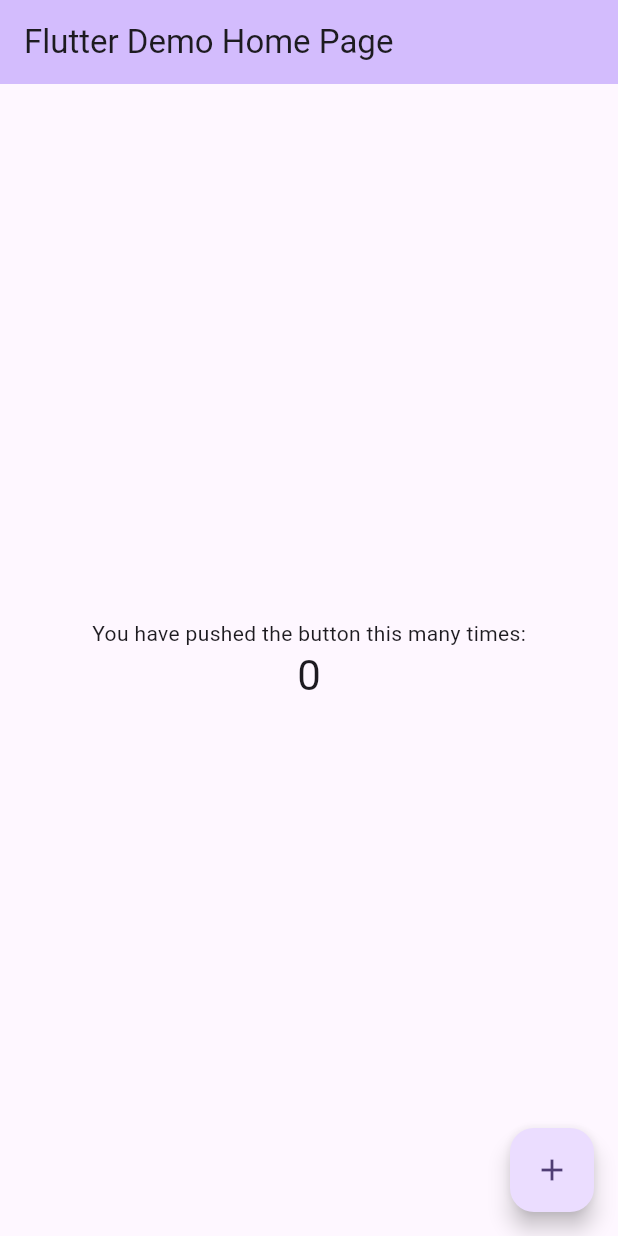
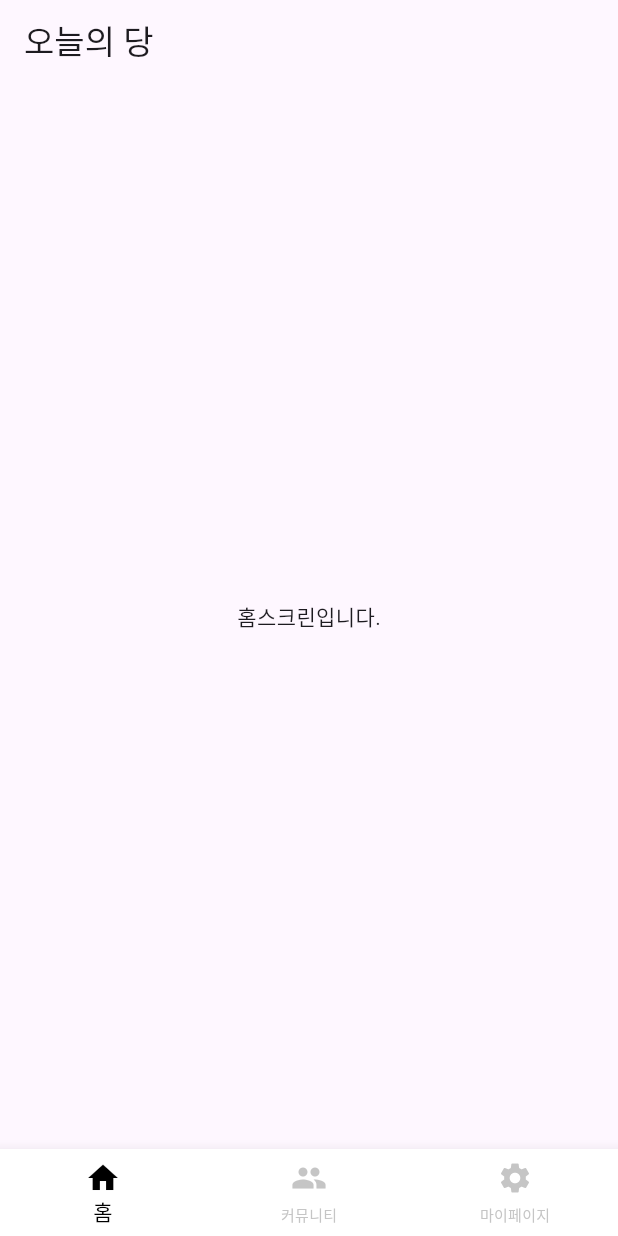
Before and after one commit to dbsgmlduf/diabetesNote, a Flutter app: the screen it shows after launch, on a phone screen of 412 x 824 dp. Run offline on Flutter 3.47's test engine with Material 3 defaults, Android fonts, the phone set to English and light mode, and no system bars; our stand-ins replace get.

Commit message:
page 프레임 작성_하단 네비게이터, 페이지 분리

```diff
--- a/client/lib/main.dart
+++ b/client/lib/main.dart
@@ -1,4 +1,6 @@
+import 'package:client/landingpage.dart';
 import 'package:flutter/material.dart';
+import 'package:get/get.dart';
 
 void main() {
   runApp(const MyApp());
@@ -6,120 +8,11 @@ void main() {
 
 class MyApp extends StatelessWidget {
   const MyApp({super.key});
-
   // This widget is the root of your application.
   @override
   Widget build(BuildContext context) {
-    return MaterialApp(
-      title: 'Flutter Demo',
-      theme: ThemeData(
-        // This is the theme of your application.
-        //
-        // TRY THIS: Try running your application with "flutter run". You'll see
-        // the application has a purple toolbar. Then, without quitting the app,
-        // try changing the seedColor in the colorScheme below to Colors.green
-        // and then invoke "hot reload" (save your changes or press the "hot
-        // reload" button in a Flutter-supported IDE, or press "r" if you used
-        // the command line to start the app).
-        //
-        // Notice that the counter didn't reset back to zero; the application
-        // state is not lost during the reload. To reset the state, use hot
-        // restart instead.
-        //
-        // This works for code too, not just values: Most code changes can be
-        // tested with just a hot reload.
-        colorScheme: ColorScheme.fromSeed(seedColor: Colors.deepPurple),
-        useMaterial3: true,
-      ),
-      home: const MyHomePage(title: 'Flutter Demo Home Page'),
+    return GetMaterialApp(
+      home: Landingpage(),
     );
   }
 }
-
-class MyHomePage extends StatefulWidget {
-  const MyHomePage({super.key, required this.title});
-
-  // This widget is the home page of your application. It is stateful, meaning
-  // that it has a State object (defined below) that contains fields that affect
-  // how it looks.
-
-  // This class is the configuration for the state. It holds the values (in this
-  // case the title) provided by the parent (in this case the App widget) and
-  // used by the build method of the State. Fields in a Widget subclass are
-  // always marked "final".
-
-  final String title;
-
-  @override
-  State<MyHomePage> createState() => _MyHomePageState();
-}
-
-class _MyHomePageState extends State<MyHomePage> {
-  int _counter = 0;
-
-  void _incrementCounter() {
-    setState(() {
-      // This call to setState tells the Flutter framework that something has
-      // changed in this State, which causes it to rerun the build method below
-      // so that the display can reflect the updated values. If we changed
-      // _counter without calling setState(), then the build method would not be
-      // called again, and so nothing would appear to happen.
-      _counter++;
-    });
-  }
-
-  @override
-  Widget build(BuildContext context) {
-    // This method is rerun every time setState is called, for instance as done
-    // by the _incrementCounter method above.
-    //
-    // The Flutter framework has been optimized to make rerunning build methods
-    // fast, so that you can just rebuild anything that needs updating rather
-    // than having to individually change instances of widgets.
-    return Scaffold(
-      appBar: AppBar(
-        // TRY THIS: Try changing the color here to a specific color (to
-        // Colors.amber, perhaps?) and trigger a hot reload to see the AppBar
-        // change color while the other colors stay the same.
-        backgroundColor: Theme.of(context).colorScheme.inversePrimary,
-        // Here we take the value from the MyHomePage object that was created by
-        // the App.build method, and use it to set our appbar title.
-        title: Text(widget.title),
-      ),
-      body: Center(
-        // Center is a layout widget. It takes a single child and positions it
-        // in the middle of the parent.
-        child: Column(
-          // Column is also a layout widget. It takes a list of children and
-          // arranges them vertically. By default, it sizes itself to fit its
-          // children horizontally, and tries to be as tall as its parent.
-          //
-          // Column has various properties to control how it sizes itself and
-          // how it positions its children. Here we use mainAxisAlignment to
-          // center the children vertically; the main axis here is the vertical
-          // axis because Columns are vertical (the cross axis would be
-          // horizontal).
-          //
-          // TRY THIS: Invoke "debug painting" (choose the "Toggle Debug Paint"
-          // action in the IDE, or press "p" in the console), to see the
-          // wireframe for each widget.
-          mainAxisAlignment: MainAxisAlignment.center,
-          children: <Widget>[
-            const Text(
-              'You have pushed the button this many times:',
-            ),
-            Text(
-              '$_counter',
-              style: Theme.of(context).textTheme.headlineMedium,
-            ),
-          ],
-        ),
-      ),
-      floatingActionButton: FloatingActionButton(
-        onPressed: _incrementCounter,
-        tooltip: 'Increment',
-        child: const Icon(Icons.add),
-      ), // This trailing comma makes auto-formatting nicer for build methods.
-    );
-  }
-}
--- /dev/null
+++ b/client/lib/mainPages/homescreen.dart
@@ -0,0 +1,16 @@
+import 'package:flutter/material.dart';
+
+class Homescreen extends StatefulWidget{
+  @override
+  _HomeScreenState createState() => _HomeScreenState();
+}
+
+class _HomeScreenState extends State<Homescreen>{
+  @override
+  Widget build(BuildContext context){
+    return Container(
+      alignment: Alignment.center,
+      child: Text("홈스크린입니다."),
+    );
+  }
+}
--- /dev/null
+++ b/client/lib/mainpage.dart
@@ -0,0 +1,54 @@
+import 'package:client/mainPages/communityscreen.dart';
+import 'package:client/mainPages/homescreen.dart';
+import 'package:client/mainPages/settingscreen.dart';
+import 'package:flutter/material.dart';
+class Mainpage extends StatefulWidget {
+  @override
+  _MainPageState createState() => _MainPageState();
+}
+
+class _MainPageState extends State<Mainpage>{
+  int _selectedIndex=0;
+  List<BottomNavigationBarItem> bottomItems=[
+    BottomNavigationBarItem(
+        label: '홈',
+        icon: Icon(Icons.home)
+    ),
+    BottomNavigationBarItem(
+        label: '커뮤니티',
+        icon: Icon(Icons.people)
+    ),
+    BottomNavigationBarItem(
+        label: '마이페이지',
+        icon: Icon(Icons.settings)
+    )
+  ];
+  List pages =[
+    Homescreen(),
+    Communityscreen(),
+    Settingscreen(),
+  ];
+  @override
+  Widget build(BuildContext context){
+    return Scaffold(
+      appBar: AppBar(title: Text('오늘의 당'),),
+      bottomNavigationBar: BottomNavigationBar(
+        type: BottomNavigationBarType.fixed,
+        backgroundColor: Colors.white,
+        selectedItemColor: Colors.black,
+        unselectedItemColor: Colors.grey.withOpacity(.60),
+        selectedFontSize: 14,
+        unselectedFontSize: 10,
+        currentIndex: _selectedIndex,
+        onTap: (int index){
+          setState(() {
+            _selectedIndex = index;
+          });
+        },
+          items: bottomItems
+      ),
+
+      body: pages[_selectedIndex],
+    );
+  }
+}
--- a/client/pubspec.yaml
+++ b/client/pubspec.yaml
@@ -35,7 +35,7 @@ dependencies:
   # The following adds the Cupertino Icons font to your application.
   # Use with the CupertinoIcons class for iOS style icons.
   cupertino_icons: ^1.0.6
-
+  get: ^4.6.6
 dev_dependencies:
   flutter_test:
     sdk: flutter
```
Also changed, not shown: client/lib/landingpage.dart (added, +35 -0 lines), client/lib/mainPages/communityscreen.dart (added, +16 -0 lines), client/lib/mainPages/settingscreen.dart (added, +16 -0 lines), client/pubspec.lock.
